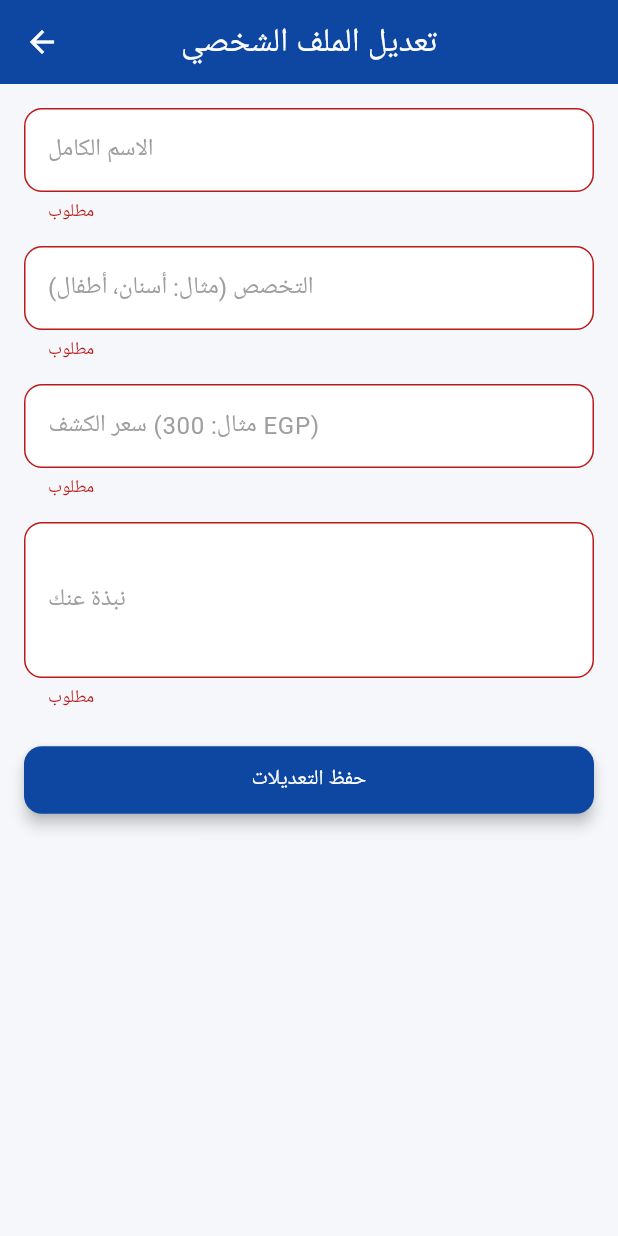
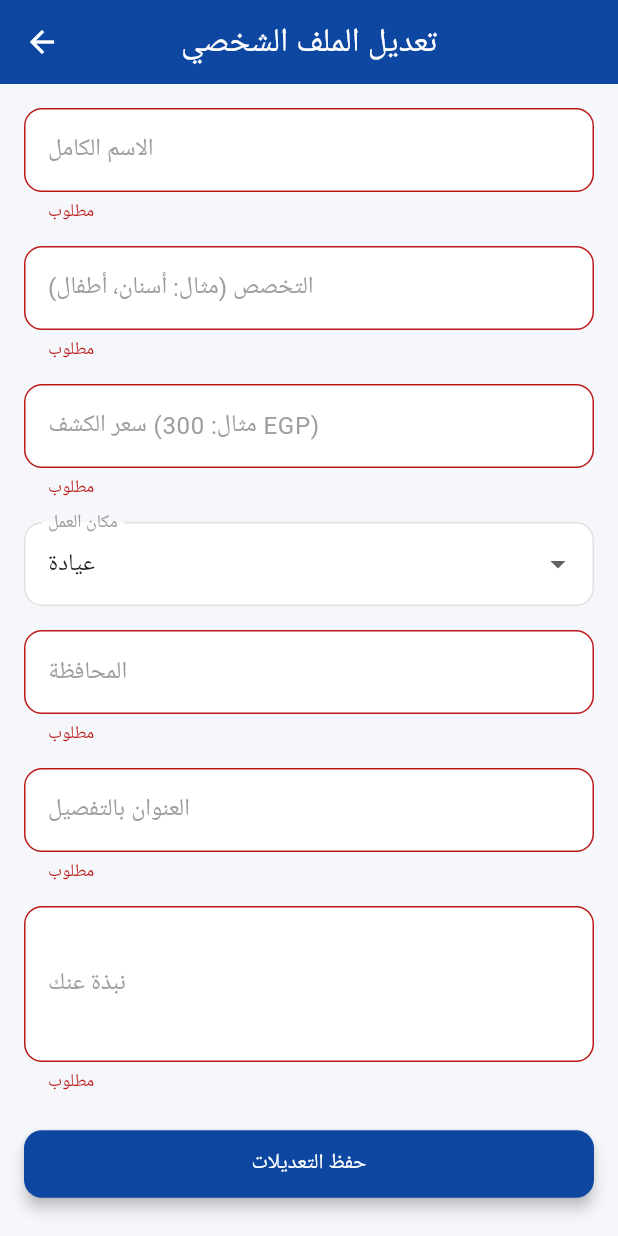
Before and after one commit to RemonAyman/gogoproject, a Flutter app: the DoctorEditProfilePage screen opened directly, after a tap on "حفظ التعديلات", on a phone screen of 412 x 824 dp. Run offline on Flutter 3.47's test engine with Material 3 defaults, Android fonts, the phone set to English and light mode, and no system bars; our stand-ins replace cloud_firestore, firebase_auth, firebase_core; accounts and stored records are empty.

Commit message:
Update project changes

```diff
--- a/lib/models/booking.dart
+++ b/lib/models/booking.dart
@@ -5,6 +5,7 @@ class Booking {
   final String doctorId;
   final String doctorName;
   final String patientId;
+  final String? patientName;
   final String? patientEmail;
   final Timestamp date;        // 📅 موعد الحجز
   final String status;
@@ -15,6 +16,7 @@ class Booking {
     required this.doctorId,
     required this.doctorName,
     required this.patientId,
+    this.patientName,
     this.patientEmail,
     required this.date,
     this.status = 'pending',
@@ -29,6 +31,7 @@ class Booking {
       doctorId: map['doctorId'] ?? '',
       doctorName: map['doctorName'] ?? '',
       patientId: map['patientId'] ?? '',
+      patientName: map['patientName'],
       patientEmail: map['patientEmail'],
       date: map['date'] as Timestamp,
       status: map['status'] ?? 'pending',
@@ -42,6 +45,7 @@ class Booking {
       'doctorId': doctorId,
       'doctorName': doctorName,
       'patientId': patientId,
+      'patientName': patientName,
       'patientEmail': patientEmail,
       'date': date,
       'status': status,
--- a/lib/models/doctor.dart
+++ b/lib/models/doctor.dart
@@ -4,6 +4,9 @@ class Doctor {
   final String specialty;
   final String bio;
   final String price;
+  final String workplaceType;
+  final String governorate;
+  final String address;
   final Map<String, List<String>> bookings; // key: yyyy-m-d
 
   Doctor({
@@ -12,6 +15,9 @@ class Doctor {
     required this.specialty,
     String? bio,
     required this.price,
+    this.workplaceType = 'Clinic',
+    this.governorate = '',
+    this.address = '',
     Map<String, List<String>>? bookings,
   })  : bio = bio ?? '',
         bookings = bookings ?? {};
--- a/lib/screens/doctor/dashboard_page.dart
+++ b/lib/screens/doctor/dashboard_page.dart
@@ -60,7 +60,7 @@ class DashboardPage extends StatelessWidget {
               return Card(
                 child: ListTile(
                   leading: const Icon(Icons.person),
-                  title: Text(data['patientEmail'] ?? 'مريض'),
+                  title: Text(data['patientName'] ?? data['patientEmail'] ?? 'مريض'),
                   subtitle: Column(
                     crossAxisAlignment: CrossAxisAlignment.start,
                     children: [
--- a/lib/screens/doctor/doctor_edit_profile_page.dart
+++ b/lib/screens/doctor/doctor_edit_profile_page.dart
@@ -17,6 +17,9 @@ class _DoctorEditProfilePageState extends State<DoctorEditProfilePage> {
   final _specialtyController = TextEditingController();
   final _priceController = TextEditingController();
   final _bioController = TextEditingController();
+  final _governorateController = TextEditingController();
+  final _addressController = TextEditingController();
+  String _workplaceType = 'عيادة'; // Default value
   bool _isLoading = false;
 
   @override
@@ -35,6 +38,11 @@ class _DoctorEditProfilePageState extends State<DoctorEditProfilePage> {
         _specialtyController.text = data['specialty'] ?? '';
         _priceController.text = data['price'] ?? '';
         _bioController.text = data['bio'] ?? '';
+        _governorateController.text = data['governorate'] ?? '';
+        _addressController.text = data['address'] ?? '';
+        if (data['workplaceType'] != null) {
+          setState(() => _workplaceType = data['workplaceType']);
+        }
       }
     }
   }
@@ -51,6 +59,9 @@ class _DoctorEditProfilePageState extends State<DoctorEditProfilePage> {
           'specialty': _specialtyController.text.trim(),
           'price': _priceController.text.trim(),
           'bio': _bioController.text.trim(),
+          'governorate': _governorateController.text.trim(),
+          'address': _addressController.text.trim(),
+          'workplaceType': _workplaceType,
           'profileCompleted': true,
         }, SetOptions(merge: true));
 
@@ -104,6 +115,34 @@ class _DoctorEditProfilePageState extends State<DoctorEditProfilePage> {
                 validator: (v) => v!.isEmpty ? 'مطلوب' : null,
               ),
               const SizedBox(height: 16),
+              DropdownButtonFormField<String>(
+                value: _workplaceType,
+                decoration: const InputDecoration(labelText: 'مكان العمل'),
+                items: ['عيادة', 'مستشفى'].map((String value) {
+                  return DropdownMenuItem<String>(
+                    value: value,
+                    child: Text(value),
+                  );
+                }).toList(),
+                onChanged: (newValue) {
+                  setState(() {
+                    _workplaceType = newValue!;
+                  });
+                },
+              ),
+              const SizedBox(height: 16),
+              TextFormField(
+                controller: _governorateController,
+                decoration: const InputDecoration(labelText: 'المحافظة'),
+                validator: (v) => v!.isEmpty ? 'مطلوب' : null,
+              ),
+              const SizedBox(height: 16),
+              TextFormField(
+                controller: _addressController,
+                decoration: const InputDecoration(labelText: 'العنوان بالتفصيل'),
+                validator: (v) => v!.isEmpty ? 'مطلوب' : null,
+              ),
+              const SizedBox(height: 16),
               TextFormField(
                 controller: _bioController,
                 decoration: const InputDecoration(labelText: 'نبذة عنك'),
--- a/lib/screens/patient/doctor_profile_page.dart
+++ b/lib/screens/patient/doctor_profile_page.dart
@@ -18,7 +18,17 @@ class DoctorProfilePage extends StatelessWidget {
             const SizedBox(height: 20),
             Text('الاسم: ${doctor['name'] ?? 'غير متوفر'}', style: const TextStyle(fontSize: 18)),
             const SizedBox(height: 10),
-            Text('التخصص: ${doctor['specialization'] ?? 'عام'}', style: const TextStyle(fontSize: 16)),
+            Text('التخصص: ${doctor['specialty'] ?? 'عام'}', style: const TextStyle(fontSize: 16)),
+            const SizedBox(height: 10),
+            Text('مكان العمل: ${doctor['workplaceType'] ?? 'عيادة'}', style: const TextStyle(fontSize: 16)),
+            const SizedBox(height: 10),
+            Text('المحافظة: ${doctor['governorate'] ?? 'غير محدد'}', style: const TextStyle(fontSize: 16)),
+            const SizedBox(height: 10),
+            Text('العنوان: ${doctor['address'] ?? 'غير محدد'}', style: const TextStyle(fontSize: 16)),
+            const SizedBox(height: 10),
+            Text('سعر الكشف: ${doctor['price'] ?? 'غير محدد'}', style: const TextStyle(fontSize: 16)),
+            const SizedBox(height: 10),
+            Text('نبذة: ${doctor['bio'] ?? ''}', style: const TextStyle(fontSize: 16)),
             const SizedBox(height: 30),
             Center(
               child: ElevatedButton(
--- a/lib/screens/splash_screen.dart
+++ b/lib/screens/splash_screen.dart
@@ -74,7 +74,7 @@ class _SplashScreenState extends State<SplashScreen> {
             ),
             const SizedBox(height: 10),
             Text(
-              'Rعاية طبية متكاملة',
+              'عيادة طبية متكاملة',
               style: TextStyle(
                 fontSize: 18,
                 color: Colors.white.withOpacity(0.9),
```
Also changed, not shown: lib/screens/patient/appointment_booking_page.dart (+24 -5 lines).
